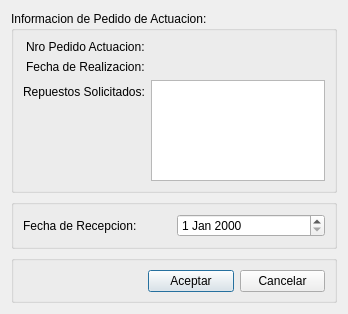
Above: src/ui/DialogAsignarFechaRecepcionPedidoActuacion.ui from guilleurrutia10/division-transporte before the change. Below: the same form after it.
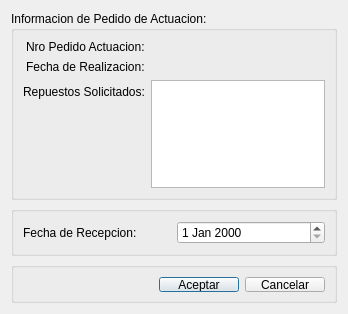
That is the form after the change.

```diff
--- a/src/ui/DialogAsignarFechaRecepcionPedidoActuacion.ui
+++ b/src/ui/DialogAsignarFechaRecepcionPedidoActuacion.ui
@@ -88,12 +88,24 @@
    </item>
    <item>
     <widget class="QGroupBox" name="groupBoxButtonBox">
+     <property name="minimumSize">
+      <size>
+       <width>271</width>
+       <height>41</height>
+      </size>
+     </property>
+     <property name="maximumSize">
+      <size>
+       <width>16777215</width>
+       <height>41</height>
+      </size>
+     </property>
      <property name="title">
       <string/>
      </property>
-     <layout class="QHBoxLayout" name="horizontalLayout_2">
+     <layout class="QGridLayout" name="gridLayout_2">
       <property name="leftMargin">
-       <number>134</number>
+       <number>9</number>
       </property>
       <property name="topMargin">
        <number>9</number>
@@ -104,20 +116,33 @@
       <property name="bottomMargin">
        <number>8</number>
       </property>
-      <item>
+      <item row="0" column="1">
        <widget class="QPushButton" name="pushButtonAceptar">
         <property name="text">
          <string>Aceptar</string>
         </property>
        </widget>
       </item>
-      <item>
+      <item row="0" column="2">
        <widget class="QPushButton" name="pushButtonCancelar">
         <property name="text">
          <string>Cancelar</string>
         </property>
        </widget>
       </item>
+      <item row="0" column="0">
+       <spacer name="horizontalSpacer_2">
+        <property name="orientation">
+         <enum>Qt::Horizontal</enum>
+        </property>
+        <property name="sizeHint" stdset="0">
+         <size>
+          <width>40</width>
+          <height>20</height>
+         </size>
+        </property>
+       </spacer>
+      </item>
      </layout>
     </widget>
    </item>
```
